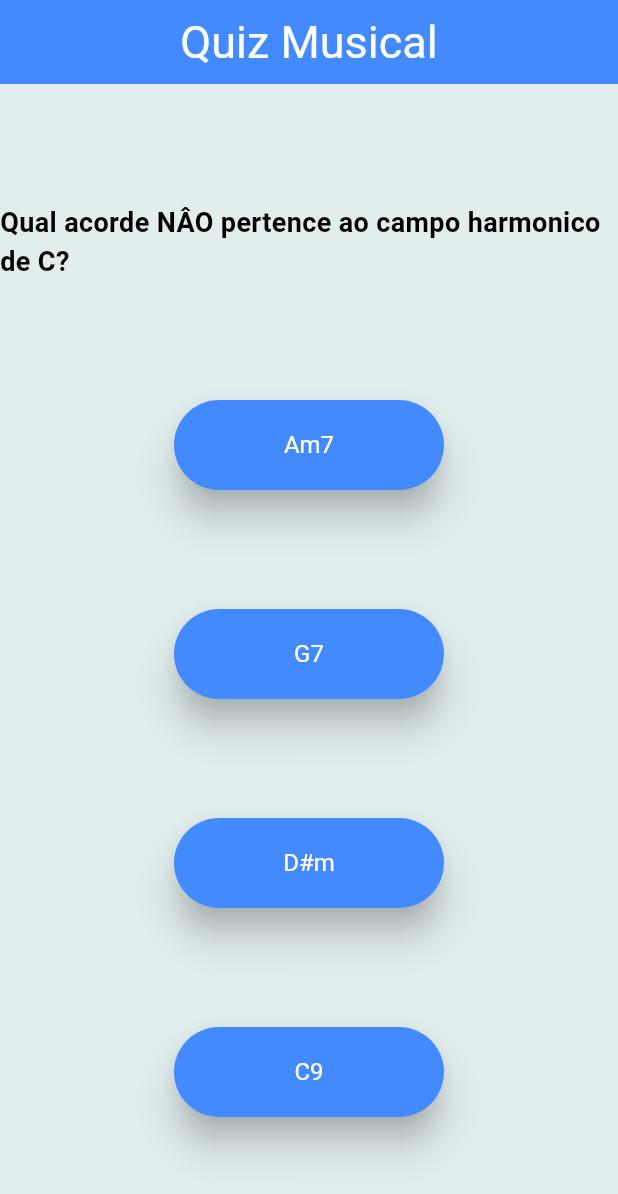
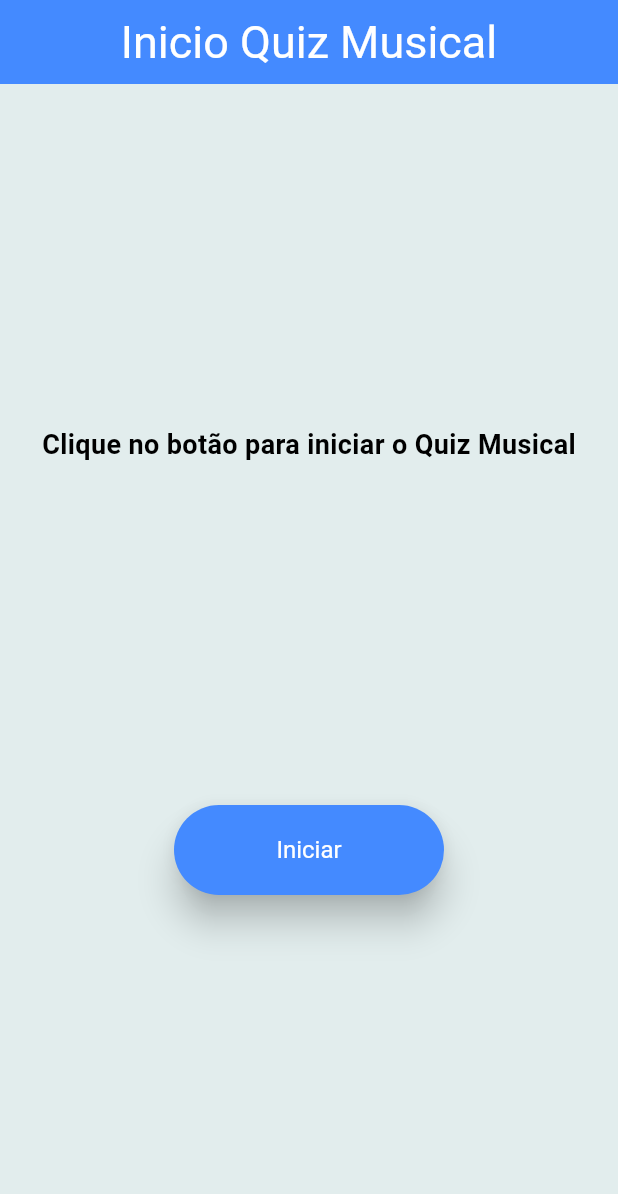
Before and after one commit to JohnSampa/Quiz-App-Flutter, a Flutter app: the screen it shows after launch, on a phone screen of 412 x 824 dp. Shown: the top 1194 px of the screen. Run offline on Flutter 3.47's test engine with Material 3 defaults, Android fonts, the phone set to English and light mode, and no system bars.

Commit message:
Home Page

```diff
--- /dev/null
+++ b/lib/homePage.dart
@@ -0,0 +1,39 @@
+import 'package:flutter/material.dart';
+import 'package:quiz_app/quizScreen.dart';
+
+class HomePage extends StatelessWidget{
+  @override
+  Widget build(BuildContext context) {
+    return Scaffold(
+
+      appBar: AppBar(
+        title: Text('Inicio Quiz Musical'),
+      ),
+
+      body: SizedBox(
+        width: double.infinity,
+        height: double.infinity,
+        child: Column(
+          mainAxisAlignment: MainAxisAlignment.spaceEvenly,
+          children: [
+            Text(
+              'Clique no botão para iniciar o Quiz Musical'
+            ),
+
+            ElevatedButton(
+              onPressed: (){
+                Navigator.pushReplacement(
+                  context,
+                  MaterialPageRoute(builder:(context)=> QuizScreen())
+                  );
+              },
+             child: Text('Iniciar')
+             )
+
+          ],
+        ),
+      ),
+    );
+  }
+
+}
--- a/lib/quizApp.dart
+++ b/lib/quizApp.dart
@@ -1,5 +1,5 @@
 import 'package:flutter/material.dart';
-import 'package:quiz_app/quizScreen.dart';
+import 'package:quiz_app/homePage.dart';
 import 'package:quiz_app/themes.dart';
 
 class QuizApp extends StatelessWidget{
@@ -8,9 +8,8 @@ class QuizApp extends StatelessWidget{
     return MaterialApp(
       title: 'Quiz Do John',
       theme: themeQuiz,
-      home: QuizScreen(),
+      home: HomePage(),
       debugShowCheckedModeBanner: false,
     );
   }
-
 }
```
